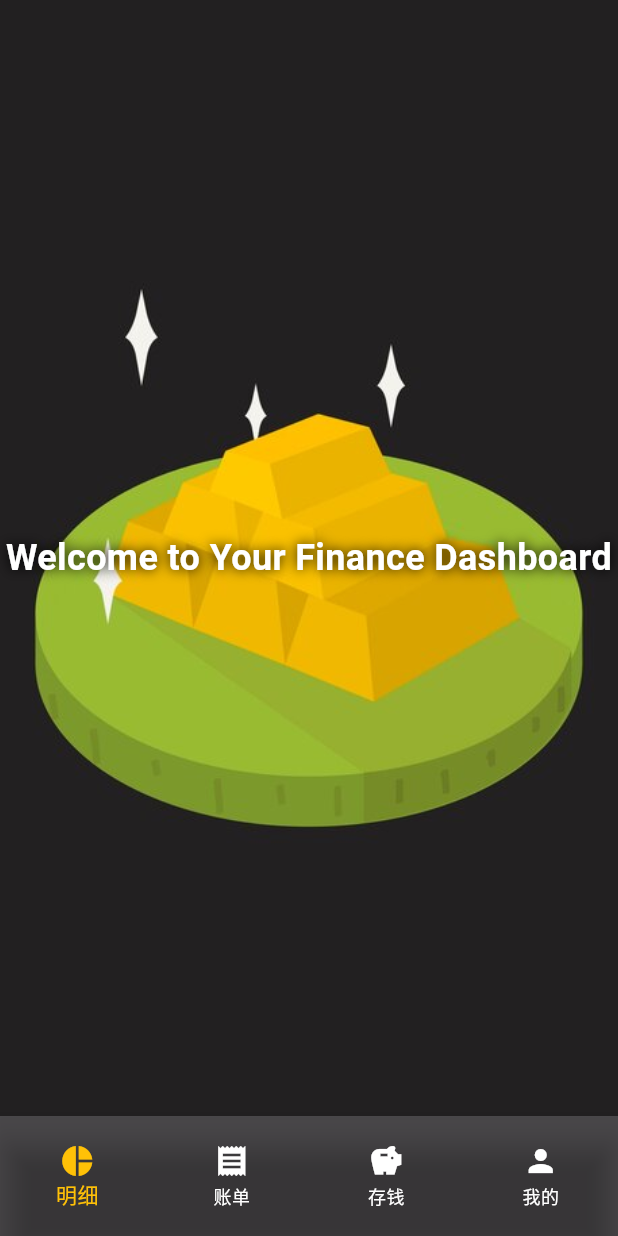
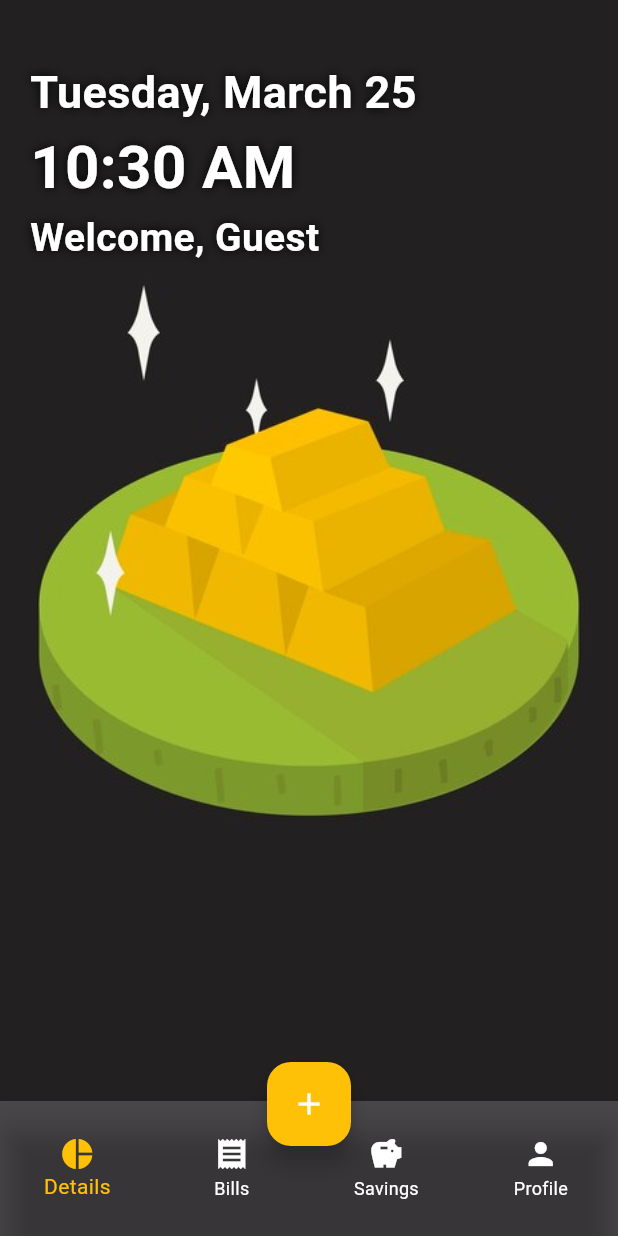
Before and after one commit to Nicklen52/finance_assignment, a Flutter app: the screen it shows after launch, on a phone screen of 412 x 824 dp. Run offline on Flutter 3.47's test engine with Material 3 defaults, Android fonts, the phone set to English and light mode, and no system bars.

Commit message:
Latest update in 25/3/25 in 7:09pm

```diff
--- a/lib/main.dart
+++ b/lib/main.dart
@@ -1,4 +1,5 @@
 import 'package:flutter/material.dart';
+import 'login.dart';
 
 void main() {
   runApp(const MyApp());
@@ -23,6 +24,7 @@
 
 class MyHomePage extends StatefulWidget {
   const MyHomePage({super.key, required this.title});
+
   final String title;
 
   @override
@@ -32,6 +34,41 @@
 class _MyHomePageState extends State<MyHomePage> {
   int _counter = 0;
   int _selectedIndex = 0;
+  final String _username =
+      "Guest"; // Replace with actual username when connected to database
+
+  String _formattedDate() {
+    final now = DateTime.now();
+    final weekdays = [
+      'Monday',
+      'Tuesday',
+      'Wednesday',
+      'Thursday',
+      'Friday',
+      'Saturday',
+      'Sunday'
+    ];
+    final months = [
+      'January',
+      'February',
+      'March',
+      'April',
+      'May',
+      'June',
+      'July',
+      'August',
+      'September',
+      'October',
+      'November',
+      'December'
+    ];
+    return '${weekdays[now.weekday - 1]}, ${months[now.month - 1]} ${now.day}';
+  }
+
+  String _formattedTime() {
+    final now = DateTime.now();
+    return TimeOfDay.fromDateTime(now).format(context);
+  }
 
   final List<IconData> _icons = [
     Icons.pie_chart, // 明细
@@ -48,7 +85,9 @@
 
   @override
   Widget build(BuildContext context) {
-    return Scaffold(
+    return Stack(
+      children: [
+        Scaffold(
           body: Stack(
             fit: StackFit.expand,
             children: [
@@ -56,28 +95,77 @@
                 'assets/gold_blocks.jpg',
                 fit: BoxFit.cover,
               ),
-          Center(
-            child: Text(
-              'Welcome to Your Finance Dashboard',
-              style: TextStyle(
+              Positioned(
+                top: 40,
+                left: 20,
+                child: Column(
+                  crossAxisAlignment: CrossAxisAlignment.start,
+                  children: [
+                    Text(
+                      _formattedDate(),
+                      style: const TextStyle(
                         color: Colors.white,
-                fontSize: 24,
+                        fontSize: 30,
                         fontWeight: FontWeight.bold,
-                shadows: [Shadow(blurRadius: 10, color: Colors.black)],
+                        shadows: [Shadow(blurRadius: 8, color: Colors.black)],
                       ),
-              textAlign: TextAlign.center,
+                    ),
+                    Text(
+                      _formattedTime(),
+                      style: const TextStyle(
+                        color: Colors.white,
+                        fontSize: 40,
+                        fontWeight: FontWeight.bold,
+                        shadows: [Shadow(blurRadius: 8, color: Colors.black)],
+                      ),
+                    ),
+                    Text(
+                      'Welcome, $_username',
+                      style: const TextStyle(
+                        color: Colors.white,
+                        fontSize: 26,
+                        fontWeight: FontWeight.bold,
+                        shadows: [Shadow(blurRadius: 8, color: Colors.black)],
+                      ),
+                    ),
+                  ],
                 ),
               ),
             ],
           ),
           bottomNavigationBar: SizedBox(
-    height: 80, // 👈 increase this value as needed
+            height: 90,
             child: BottomNavigationBar(
               currentIndex: _selectedIndex,
               onTap: (index) {
+                switch (index) {
+                  case 0:
+                    // TODO: Navigate to Details page
                     setState(() {
                       _selectedIndex = index;
                     });
+                    break;
+                  case 1:
+                    // TODO: Navigate to Bills page
+                    setState(() {
+                      _selectedIndex = index;
+                    });
+                    break;
+                  case 2:
+                    // TODO: Navigate to Savings page
+                    setState(() {
+                      _selectedIndex = index;
+                    });
+                    break;
+                  case 3:
+                    // Navigate to Login page when Profile icon is tapped
+                    Navigator.push(
+                      context,
+                      MaterialPageRoute(
+                          builder: (context) => const LoginPage()),
+                    );
+                    break;
+                }
               },
               selectedItemColor: Colors.amber,
               unselectedItemColor: Colors.white,
@@ -87,24 +175,28 @@
               unselectedFontSize: 12,
               items: const [
                 BottomNavigationBarItem(
-    icon: Icon(Icons.pie_chart),
-    label: '明细',
+                    icon: Icon(Icons.pie_chart), label: 'Details'),
+                BottomNavigationBarItem(
+                    icon: Icon(Icons.receipt), label: 'Bills'),
+                BottomNavigationBarItem(
+                    icon: Icon(Icons.savings), label: 'Savings'),
+                BottomNavigationBarItem(
+                    icon: Icon(Icons.person), label: 'Profile'),
+              ],
             ),
-    BottomNavigationBarItem(
-    icon: Icon(Icons.receipt),
-    label: '账单',
           ),
-    BottomNavigationBarItem(
-    icon: Icon(Icons.savings),
-    label: '存钱',
         ),
-    BottomNavigationBarItem(
-    icon: Icon(Icons.person),
-    label: '我的',
+        // Circular + button floating above bottom nav
+        Positioned(
+          bottom: 60, // increased from 40
+          left: MediaQuery.of(context).size.width / 2 - 28,
+          child: FloatingActionButton(
+            onPressed: () {},
+            backgroundColor: Colors.amber,
+            child: const Icon(Icons.add, color: Colors.white),
+          ),
         ),
       ],
-    ),
-    )
     );
   }
 }
```
Also changed, not shown: lib/login.dart (added, +116 -0 lines), pubspec.lock, 125 other files. Lines whose indentation alone changed are shown as unchanged.
